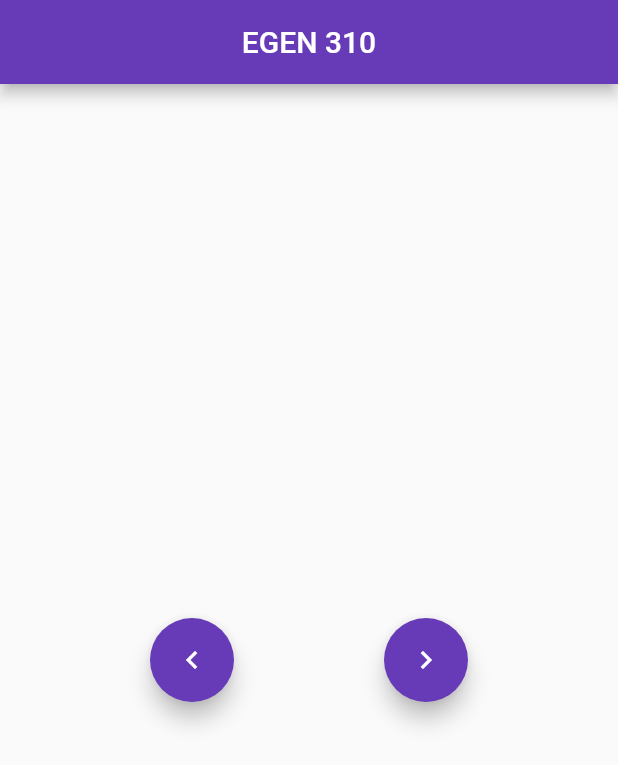
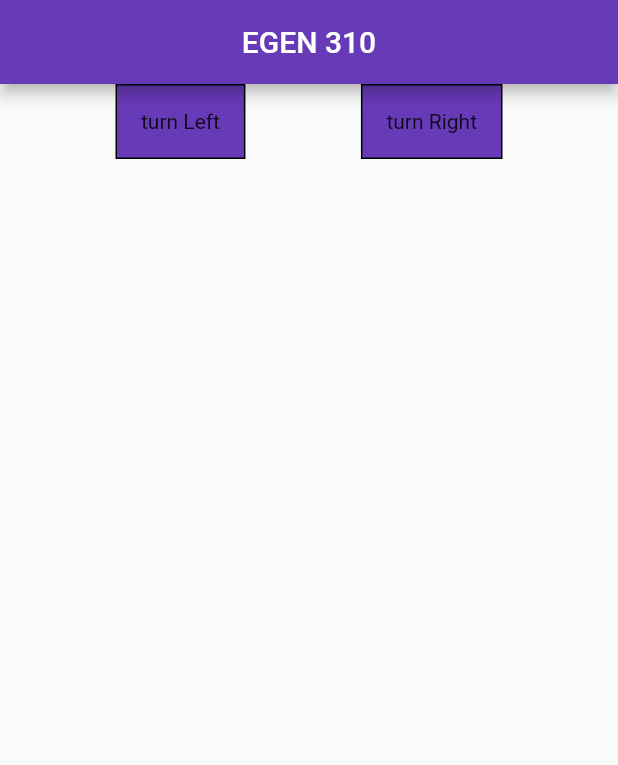
Before and after one commit to MGallivan00/EGEN_310, a Flutter app: the screen it shows after launch, on a phone screen of 412 x 824 dp. Shown: the top 765 px of the screen. Run offline on Flutter 3.47's test engine with Material 2 defaults, Android fonts, the phone set to English and light mode, and no system bars.

Commit message:
Buttons work when held, need to add more comments

```diff
--- a/lib/user_interface.dart
+++ b/lib/user_interface.dart
@@ -1,53 +1,85 @@
+import 'dart:io';
+
 import 'package:flutter/material.dart';
 import 'package:flutter/widgets.dart';
 
 // Following code help with source: https://www.youtube.com/watch?v=pTJJsmejUOQ
-class UserInterface extends StatelessWidget {
+class UserInterface extends StatefulWidget {
   MainAxisAlignment _mainAxisAlignment;
   CrossAxisAlignment _crossAxisAlignment;
   IconData _button;
   String _instruction;
-  bool _buttonPressed = false;
 
   UserInterface(this._mainAxisAlignment, this._crossAxisAlignment, this._button,
-      this._instruction); // Constructor
+      this._instruction);
+
+  @override
+  _UserInterfaceState createState() => _UserInterfaceState(
+      this._mainAxisAlignment,
+      this._crossAxisAlignment,
+      this._button,
+      this._instruction);
+}
+
+// Following code sourced from : https://stackoverflow.com/questions/52128572/flutter-execute-method-so-long-the-button-pressed
+class _UserInterfaceState extends State<UserInterface> {
+  bool _buttonPressed = false;
+  MainAxisAlignment _mainAxisAlignment;
+  CrossAxisAlignment _crossAxisAlignment;
+  IconData _button;
+  String _instruction;
+    bool _loopActive = false;
+
+  _UserInterfaceState(
+      this._mainAxisAlignment,
+      this._crossAxisAlignment,
+      this._button,
+      this._instruction);
+
+// async to have code work asynchronously
+  void _controlVehicle() async{
+    if(_loopActive) return;
+    _loopActive = true;
+    while (_buttonPressed) {
+      setState(() {
+        _changeMotorValue();
+      });
+            await Future.delayed(Duration(milliseconds: 1));
+
+    }
+  _loopActive = false;
+  }
+
+// Following code sourced from : https://stackoverflow.com/questions/52128572/flutter-execute-method-so-long-the-button-pressed
   @override
   Widget build(BuildContext context) {
-    return Column(
-      mainAxisAlignment: _mainAxisAlignment,
-      crossAxisAlignment: _crossAxisAlignment,
+    return Wrap(
+
       children: <Widget>[
-        // Help creating button from source: https://api.flutter.dev/flutter/material/RaisedButton-class.html
-//        IconButton(
-//          icon: Icon(_button),
-//          iconSize: 150.0,
-//          splashColor: Colors.deepPurple,
-//          tooltip: 'Controls the vehicle',
-//          onPressed: () {
-//            _buttonPressed = true;
-//            while(_buttonPressed) {
-//              buttonAction();
-//            }
-//            }
+        Listener(
+          onPointerDown: (details) {
+            _buttonPressed = true;
+            _controlVehicle();
+            },
+          onPointerUp: (details) {
+            _buttonPressed = false;
+            stop();
+          },
 
+          child: Container(
+            decoration: BoxDecoration(color: Colors.deepPurple, border: Border.all()),
+            padding: EdgeInsets.all(16.0),
+            child: Text(_instruction)),
 
-//          child: Text(_buttonName),
-//        ),
-      FloatingActionButton(
-        onPressed: buttonAction,
-        splashColor: Colors.amber,
-        child:
-          Icon(_button)
-
-      )
-
+        )
       ],
     );
   }
 
-  void buttonAction() {
+  void _changeMotorValue() {
     print(_instruction);
-    print("-----------");
-    _buttonPressed = false;
+  }
+    void stop() {
+    print("stop " );
   }
 }
```
